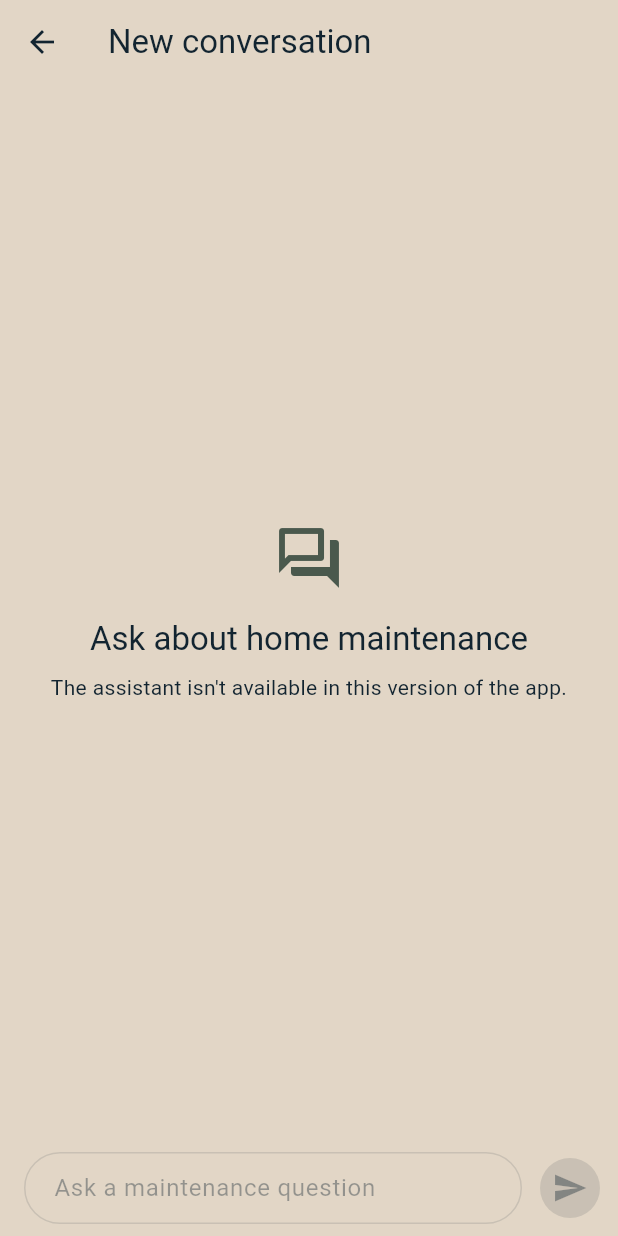
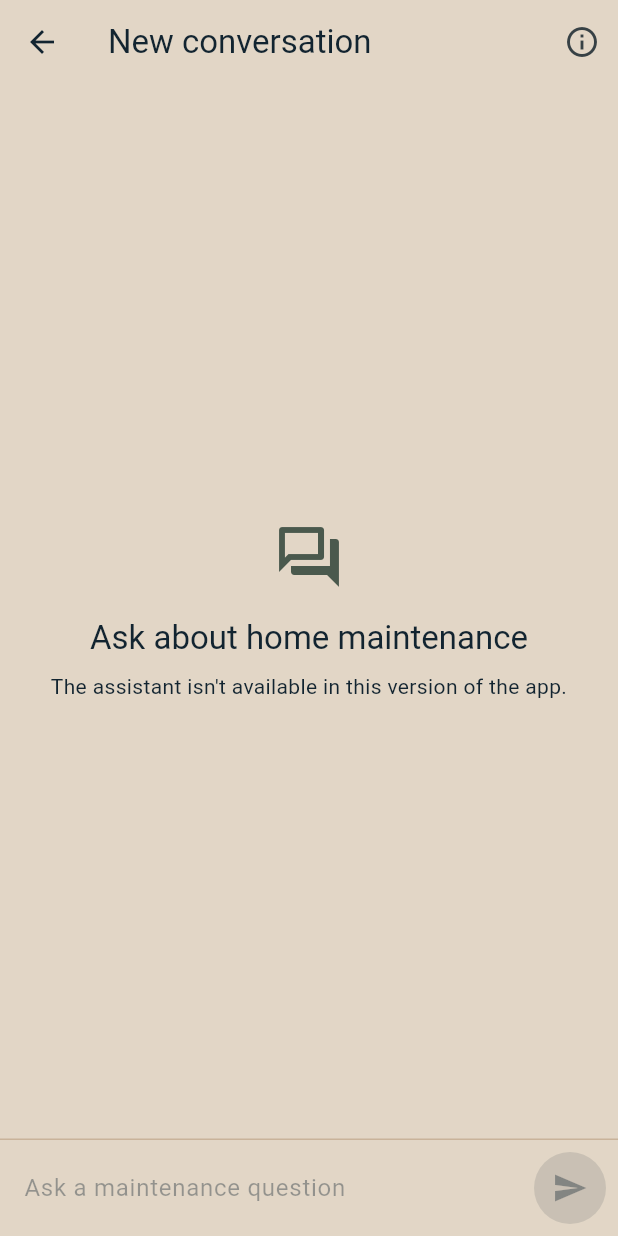
Before and after one commit to mygarrett38/hometrackhub, a Flutter app: the AssistNewChatScreen screen opened directly, on a phone screen of 412 x 824 dp. Run offline on Flutter 3.47's test engine with Material 3 defaults, Android fonts, the phone set to English and light mode, and no system bars; our stand-ins replace connectivity_plus, flutter_blue_plus, flutter_local_notifications, flutter_timezone, shared_preferences, timezone; missing offline and left inert: bonsoir, device_calendar_plus; accounts and stored records are empty.

Commit message:
Improve new chat  interface

```diff
--- a/lib/ui/screens/assist/assist_new_chat_screen.dart
+++ b/lib/ui/screens/assist/assist_new_chat_screen.dart
@@ -11,12 +11,28 @@ import 'assist_widgets.dart';
 class AssistNewChatScreen extends StatefulWidget {
   const AssistNewChatScreen({super.key});
 
-  /// Example questions shown before the first message. Tapping one asks it.
-  static const suggestions = [
+  /// Example questions. A few are picked at random each time the screen
+  /// opens, and tapping one asks it.
+  static const questions = [
     'How often should I replace my furnace filter?',
     "My dishwasher isn't draining. What should I check?",
     'How do I get my outdoor faucets ready for winter?',
+    'How often should I clean my dryer vent?',
+    'Why does my water heater make popping noises?',
+    'How do I test my smoke and carbon monoxide alarms?',
+    "What should I check if my air conditioner isn't cooling?",
+    'How often should my gutters be cleaned?',
+    'How do I clean the coils on my refrigerator?',
+    'My garbage disposal hums but won\'t spin. What can I do?',
+    'How often should I rotate my car\'s tires?',
+    'How do I unclog a slow bathroom sink?',
+    'When should I flush my water heater?',
+    'How do I reset a GFCI outlet that keeps tripping?',
+    'What should I check on my roof after a storm?',
   ];
+
+  /// How many example questions are shown.
+  static const suggestionCount = 3;
 
   @override
   State<AssistNewChatScreen> createState() => _AssistNewChatScreenState();
@@ -24,6 +40,12 @@ class AssistNewChatScreen extends StatefulWidget {
 
 class _AssistNewChatScreenState extends State<AssistNewChatScreen> {
   final _input = TextEditingController();
+
+  /// The example questions picked for this visit. Picked once, so they don't
+  /// change while the screen is open.
+  final _suggestions = (List.of(
+    AssistNewChatScreen.questions,
+  )..shuffle()).take(AssistNewChatScreen.suggestionCount).toList();
 
   /// Whether a new chat is being saved, so a double tap starts only one.
   bool _starting = false;
@@ -39,17 +61,52 @@ class _AssistNewChatScreenState extends State<AssistNewChatScreen> {
     final configured = context.read<HomeAssistantClient>().isConfigured;
 
     return Scaffold(
-      appBar: AppBar(title: const Text('New conversation')),
+      appBar: AppBar(
+        title: const Text('New conversation'),
+        actions: [
+          IconButton(
+            tooltip: 'About the assistant',
+            icon: const Icon(Icons.info_outline),
+            onPressed: _showInfo,
+          ),
+        ],
+      ),
       body: Column(
         children: [
           Expanded(
-            child: _Intro(configured: configured, onSuggestion: _startChat),
+            child: _Intro(
+              configured: configured,
+              suggestions: _suggestions,
+              onSuggestion: _startChat,
+            ),
           ),
           AssistComposer(
             controller: _input,
             sending: _starting,
             onSend: _startChat,
             enabled: configured,
+          ),
+        ],
+      ),
+    );
+  }
+
+  /// Explains where questions are sent and how far to trust the answers.
+  void _showInfo() {
+    showDialog<void>(
+      context: context,
+      builder: (context) => AlertDialog(
+        title: const Text('About the assistant'),
+        content: const Text(
+          "Your questions are sent to Anthropic's Claude AI to get an answer, "
+          "so don't include personal details. Answers can be wrong. For "
+          'anything involving gas, electrical wiring or your safety, check '
+          'with a professional.',
+        ),
+        actions: [
+          TextButton(
+            onPressed: () => Navigator.of(context).pop(),
+            child: const Text('OK'),
           ),
         ],
       ),
@@ -74,12 +131,17 @@ class _AssistNewChatScreenState extends State<AssistNewChatScreen> {
   }
 }
 
-/// What the screen shows above the text field: what the assistant is for, a
-/// few example questions, and where the questions are sent.
+/// What the screen shows above the text field: what the assistant is for
+/// and a few example questions.
 class _Intro extends StatelessWidget {
-  const _Intro({required this.configured, required this.onSuggestion});
+  const _Intro({
+    required this.configured,
+    required this.suggestions,
+    required this.onSuggestion,
+  });
 
   final bool configured;
+  final List<String> suggestions;
   final ValueChanged<String> onSuggestion;
 
   @override
@@ -89,7 +151,10 @@ class _Intro extends StatelessWidget {
     return Center(
       child: SingleChildScrollView(
         padding: const EdgeInsets.all(32),
+        child: ConstrainedBox(
+          constraints: const BoxConstraints(maxWidth: 400),
           child: Column(
+            crossAxisAlignment: CrossAxisAlignment.stretch,
             children: [
               Icon(
                 Icons.forum_outlined,
@@ -105,41 +170,37 @@ class _Intro extends StatelessWidget {
               const SizedBox(height: 8),
               Text(
                 configured
-                  ? 'Get help with upkeep, cleaning and troubleshooting for '
-                        'your home, appliances and vehicles.'
+                    ? 'Try these examples to get started.'
                     : "The assistant isn't available in this version of the "
                           'app.',
                 textAlign: TextAlign.center,
               ),
               if (configured) ...[
                 const SizedBox(height: 24),
-              Wrap(
-                alignment: WrapAlignment.center,
-                spacing: 8,
-                runSpacing: 8,
-                children: [
-                  for (final suggestion in AssistNewChatScreen.suggestions)
-                    ActionChip(
-                      label: Text(suggestion),
+                // Full-width buttons whose text wraps, so long questions are
+                // never cut off.
+                for (final suggestion in suggestions)
+                  Padding(
+                    padding: const EdgeInsets.only(bottom: 8),
+                    child: OutlinedButton(
                       onPressed: () => onSuggestion(suggestion),
+                      style: OutlinedButton.styleFrom(
+                        padding: const EdgeInsets.symmetric(
+                          horizontal: 16,
+                          vertical: 12,
                         ),
-                ],
+                        shape: RoundedRectangleBorder(
+                          borderRadius: BorderRadius.circular(12),
                         ),
-              const SizedBox(height: 24),
-              Text(
-                "Your questions are sent to Anthropic's Claude AI to get an "
-                "answer, so don't include personal details. Answers can be "
-                'wrong. For anything involving gas, electrical wiring or your '
-                'safety, check with a professional.',
-                style: theme.textTheme.bodySmall?.copyWith(
-                  color: theme.colorScheme.onSurfaceVariant,
                       ),
-                textAlign: TextAlign.center,
+                      child: Text(suggestion, textAlign: TextAlign.center),
+                    ),
                   ),
               ],
             ],
           ),
         ),
+      ),
     );
   }
 }
--- a/lib/ui/screens/assist/assist_widgets.dart
+++ b/lib/ui/screens/assist/assist_widgets.dart
@@ -1,7 +1,8 @@
 import 'package:flutter/material.dart';
 import 'package:flutter/services.dart';
 
-/// The text field and send button at the bottom of the Assist screens.
+/// The text field and send button at the bottom of the Assist screens, with
+/// a line above them to set them apart from the chat.
 class AssistComposer extends StatelessWidget {
   const AssistComposer({
     super.key,
@@ -14,6 +15,10 @@ class AssistComposer extends StatelessWidget {
   /// Longest question the user can type, well under the server's limit.
   static const maxQuestionLength = 2000;
 
+  /// The height of the text field with one line in it, which the send
+  /// button matches.
+  static const _lineHeight = 48.0;
+
   final TextEditingController controller;
   final bool sending;
   final ValueChanged<String> onSend;
@@ -24,14 +29,22 @@ class AssistComposer extends StatelessWidget {
 
   @override
   Widget build(BuildContext context) {
+    return Column(
+      mainAxisSize: MainAxisSize.min,
+      children: [
+        const Divider(height: 1),
         // Keeps clear of the system navigation bar.
-    return SafeArea(
+        SafeArea(
           top: false,
           child: Padding(
             padding: const EdgeInsets.fromLTRB(16, 8, 8, 8),
             child: Row(
+              // The button stays at the bottom as the question gets longer.
+              crossAxisAlignment: CrossAxisAlignment.end,
               children: [
                 Expanded(
+                  child: ConstrainedBox(
+                    constraints: const BoxConstraints(minHeight: _lineHeight),
                     child: TextField(
                       controller: controller,
                       enabled: enabled,
@@ -43,23 +56,22 @@ class AssistComposer extends StatelessWidget {
                       ],
                       decoration: const InputDecoration(
                         hintText: 'Ask a maintenance question',
-                  border: OutlineInputBorder(
-                    borderRadius: BorderRadius.all(Radius.circular(24)),
-                  ),
-                  contentPadding: EdgeInsets.symmetric(
-                    horizontal: 16,
-                    vertical: 12,
+                        border: InputBorder.none,
+                        contentPadding: EdgeInsets.symmetric(vertical: 12),
                       ),
                     ),
                   ),
                 ),
                 const SizedBox(width: 8),
-            // Rebuilds as the user types, so the button is only enabled when
-            // there's a question to send.
+                // Rebuilds as the user types, so the button is only enabled
+                // when there's a question to send.
                 ValueListenableBuilder(
                   valueListenable: controller,
                   builder: (context, value, _) => IconButton.filled(
                     tooltip: 'Send',
+                    style: IconButton.styleFrom(
+                      fixedSize: const Size.square(_lineHeight),
+                    ),
                     icon: const Icon(Icons.send),
                     onPressed: !enabled || sending || value.text.trim().isEmpty
                         ? null
@@ -69,6 +81,8 @@ class AssistComposer extends StatelessWidget {
               ],
             ),
           ),
+        ),
+      ],
     );
   }
 }
```
Also changed, not shown: 1 other file. Lines whose indentation alone changed are shown as unchanged.
